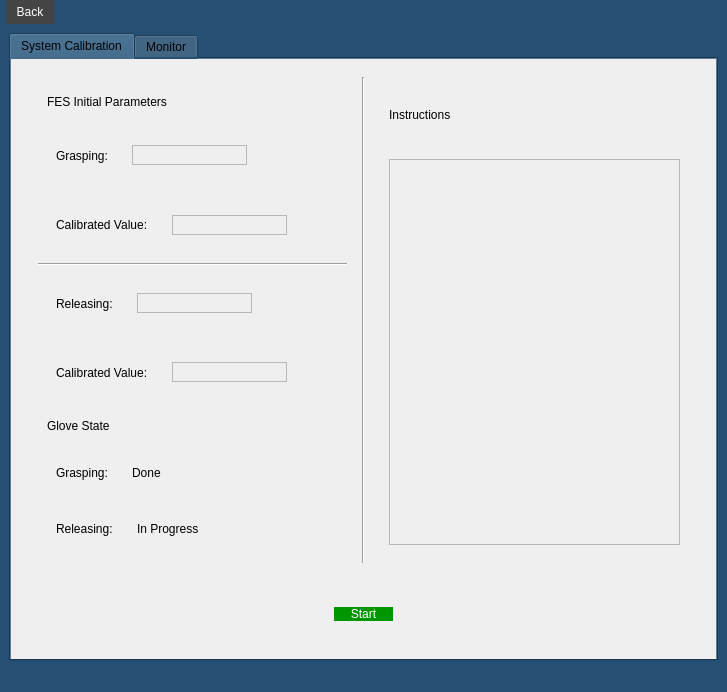
Qt form calibration.ui (Sherif-2001/BCI-Graduation-Project) before a commit.
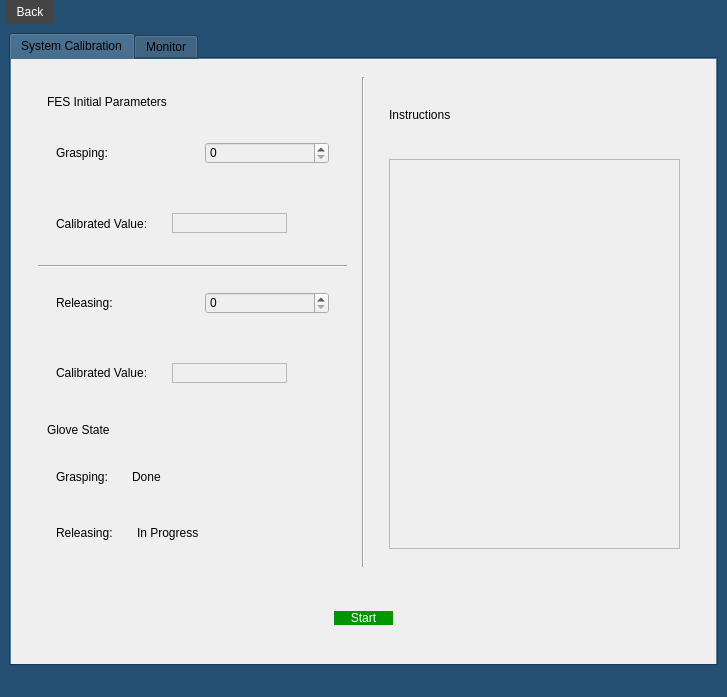
The same form after that commit.

Commit message: update calibration page ui

What changed in the file:
```diff
--- a/calibration.ui
+++ b/calibration.ui
@@ -10,7 +10,7 @@
     <x>0</x>
     <y>0</y>
     <width>727</width>
-    <height>692</height>
+    <height>697</height>
    </rect>
   </property>
   <property name="windowTitle">
@@ -95,54 +95,9 @@
                   <widget class="QWidget" name="widget_20" native="true">
                    <layout class="QVBoxLayout" name="verticalLayout_14">
                     <item>
-                     <widget class="QTextEdit" name="g_fes_sc_input">
-                      <property name="minimumSize">
-                       <size>
-                        <width>115</width>
-                        <height>20</height>
-                       </size>
-                      </property>
-                      <property name="maximumSize">
-                       <size>
-                        <width>115</width>
-                        <height>20</height>
-                       </size>
-                      </property>
-                      <property name="font">
-                       <font>
-                        <stylestrategy>PreferDefault</stylestrategy>
-                        <kerning>true</kerning>
-                       </font>
-                      </property>
-                      <property name="cursor" stdset="0">
-                       <cursorShape>ArrowCursor</cursorShape>
-                      </property>
-                      <property name="contextMenuPolicy">
-                       <enum>Qt::DefaultContextMenu</enum>
-                      </property>
-                      <property name="acceptDrops">
-                       <bool>true</bool>
-                      </property>
-                      <property name="toolTip">
-                       <string/>
-                      </property>
-                      <property name="statusTip">
-                       <string/>
-                      </property>
-                      <property name="layoutDirection">
-                       <enum>Qt::LeftToRight</enum>
-                      </property>
-                      <property name="autoFillBackground">
-                       <bool>false</bool>
-                      </property>
-                      <property name="verticalScrollBarPolicy">
-                       <enum>Qt::ScrollBarAlwaysOff</enum>
-                      </property>
-                      <property name="sizeAdjustPolicy">
-                       <enum>QAbstractScrollArea::AdjustIgnored</enum>
-                      </property>
-                      <property name="markdown">
-                       <string/>
+                     <widget class="QSpinBox" name="g_fes_sc_input">
+                      <property name="maximum">
+                       <number>80</number>
                       </property>
                      </widget>
                     </item>
@@ -229,21 +184,9 @@
                   <widget class="QWidget" name="widget_18" native="true">
                    <layout class="QVBoxLayout" name="verticalLayout_16">
                     <item>
-                     <widget class="QTextEdit" name="r_fes_sc_input">
-                      <property name="minimumSize">
-                       <size>
-                        <width>115</width>
-                        <height>20</height>
-                       </size>
-                      </property>
-                      <property name="maximumSize">
-                       <size>
-                        <width>115</width>
-                        <height>20</height>
-                       </size>
-                      </property>
-                      <property name="verticalScrollBarPolicy">
-                       <enum>Qt::ScrollBarAlwaysOff</enum>
+                     <widget class="QSpinBox" name="r_fes_sc_input">
+                      <property name="maximum">
+                       <number>80</number>
                       </property>
                      </widget>
                     </item>
```
The commit also changes 1 other file.
